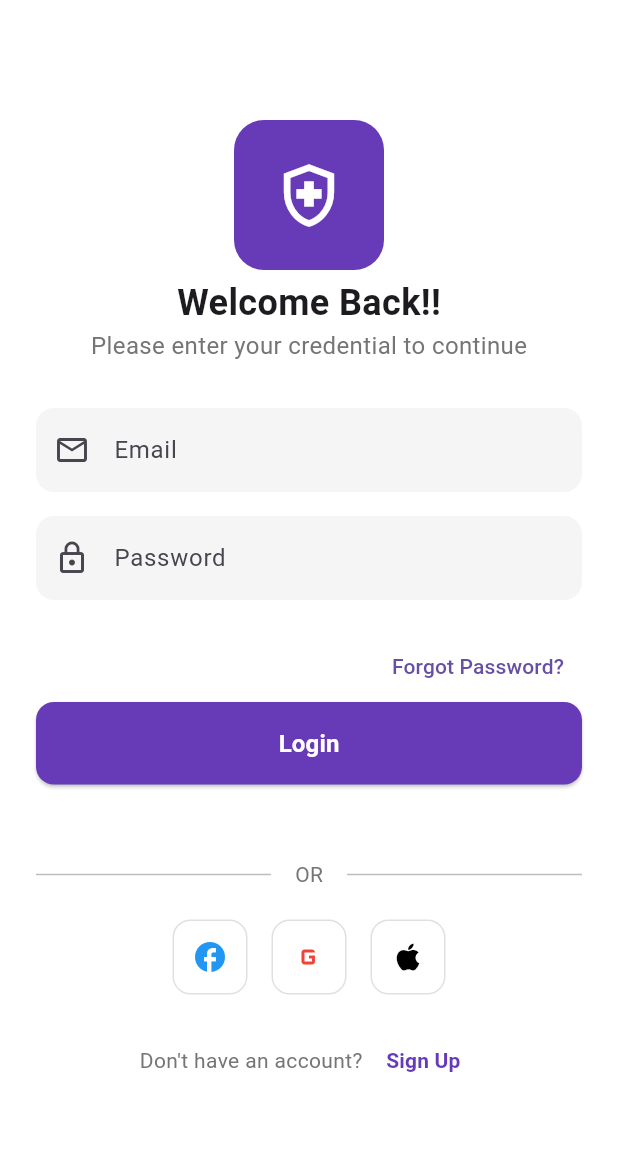
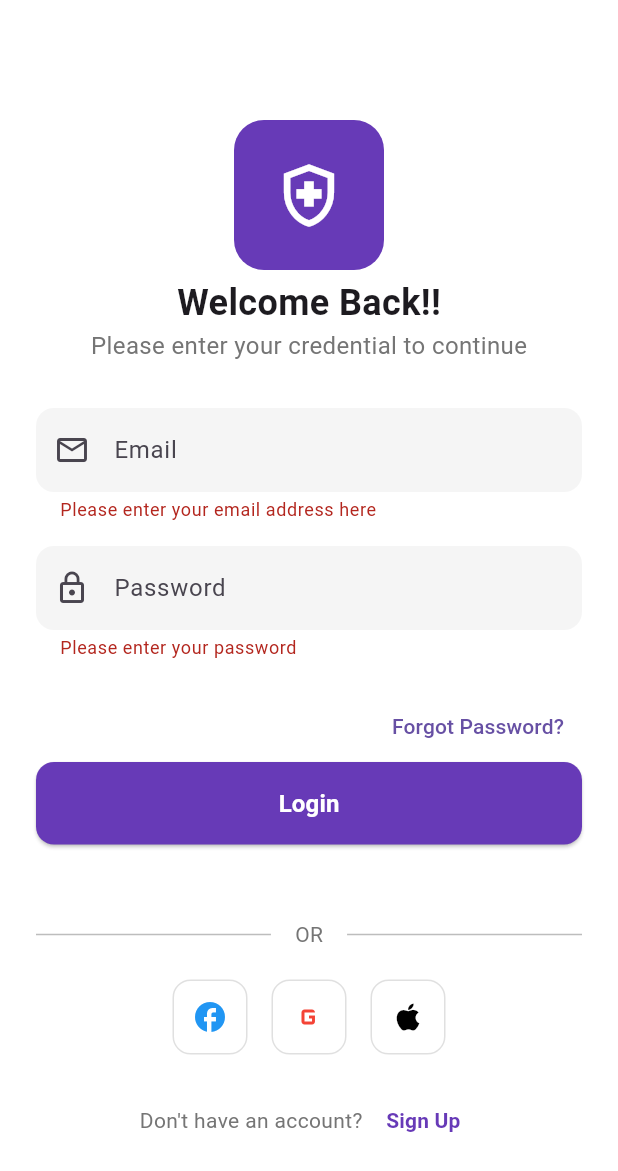
Before and after one commit to yuyuc03/healthkit_testing, a Flutter app: the screen it shows after launch, after a tap on "Login", on a phone screen of 412 x 824 dp. Shown: the top 1171 px of the screen. Run offline on Flutter 3.47's test engine with Material 3 defaults, Android fonts, the phone set to English and light mode, and no system bars; our stand-ins replace shared_preferences; missing offline and left inert: health, mongo_dart.

Commit message:
Done Login Screen Function and Logout Button Function

```diff
--- a/lib/screens/login_screen.dart
+++ b/lib/screens/login_screen.dart
@@ -1,8 +1,103 @@
 import 'package:flutter/material.dart';
 import '../screens/register_screen.dart';
+import 'package:mongo_dart/mongo_dart.dart' as mongo;
+import '../screens/home_screen.dart';
+import 'package:crypto/crypto.dart';
+import 'dart:convert';
 
-class LoginScreen extends StatelessWidget {
+class LoginScreen extends StatefulWidget {
   const LoginScreen({Key? key}) : super(key: key);
+
+  @override
+  State<LoginScreen> createState() => _LoginScreenState();
+}
+
+class _LoginScreenState extends State<LoginScreen> {
+  final _formKey = GlobalKey<FormState>();
+  final _emailController = TextEditingController();
+  final _passwordController = TextEditingController();
+  bool _isLoading = false;
+  String _errorMessage = '';
+
+  @override
+  void dispose() {
+    _emailController.dispose();
+    _passwordController.dispose();
+    super.dispose();
+  }
+
+  Future<void> _loginUser() async {
+    if (_formKey.currentState!.validate()) {
+      setState(() {
+        _isLoading = true;
+        _errorMessage = '';
+      });
+
+      try {
+        final email = _emailController.text.trim();
+        final password = _passwordController.text;
+
+        final bool isAuthenticated =
+            await verifyUserCredentials(email, password);
+
+        if (isAuthenticated) {
+          Navigator.pushReplacement(
+            context,
+            MaterialPageRoute(builder: (context) => HomeScreen()),
+          );
+        } else {
+          setState(() {
+            _errorMessage = 'Invalid email or password';
+          });
+        }
+      } catch (e) {
+        setState(() {
+          _errorMessage = 'Login failed: ${e.toString()}';
+        });
+      } finally {
+        setState(() {
+          _isLoading = false;
+        });
+      }
+    }
+  }
+
+  Future<bool> verifyUserCredentials(String email, String password) async {
+    mongo.Db? db;
+    try {
+      final String connectionString =
+          'mongodb+srv://yuyucheng2003:2yjbDeyUfi2GF8KI@healthmetrics.z6rit.mongodb.net/?retryWrites=true&w=majority&appName=HealthMetrics';
+      final db = await mongo.Db.create(connectionString);
+      await db.open();
+
+      final userCollection = db.collection('users');
+
+      final user = await userCollection.findOne(mongo.where.eq('email', email));
+
+      if (user == null) {
+        return false;
+      }
+
+      final String hashedEnteredPassword = await _hashPassword(password);
+
+      final String storedHashedPassword = user['password'];
+
+      return storedHashedPassword == hashedEnteredPassword;
+    } catch (e) {
+      print('Error verifying credentials: $e');
+      throw Exception('Failed to verify vredentials: $e');
+    } finally {
+      if (db != null && db.isConnected) {
+        await db.close();
+      }
+    }
+  }
+
+  Future<String> _hashPassword(String password) async {
+    final bytes = utf8.encode(password);
+    final digest = sha256.convert(bytes);
+    return digest.toString();
+  }
 
     @override
   Widget build(BuildContext context) {
@@ -12,6 +107,8 @@ class LoginScreen extends StatelessWidget {
         child: SingleChildScrollView(
           child: Padding(
             padding: const EdgeInsets.symmetric(horizontal: 24.0),
+            child: Form(
+              key: _formKey,
               child: Column(
                 mainAxisAlignment: MainAxisAlignment.center,
                 crossAxisAlignment: CrossAxisAlignment.stretch,
@@ -27,7 +124,7 @@ class LoginScreen extends StatelessWidget {
                             color: Colors.deepPurple,
                             borderRadius: BorderRadius.circular(20),
                           ),
-                        child: Icon(
+                          child: const Icon(
                             Icons.health_and_safety_outlined,
                             size: 50,
                             color: Colors.white,
@@ -55,7 +152,22 @@ class LoginScreen extends StatelessWidget {
                   ),
                   const SizedBox(height: 30),
 
-                TextField(
+                  if (_errorMessage.isNotEmpty)
+                    Padding(
+                      padding: const EdgeInsets.only(bottom: 16.0),
+                      child: Text(
+                        _errorMessage,
+                        style: const TextStyle(
+                          color: Colors.red,
+                          fontWeight: FontWeight.bold,
+                        ),
+                        textAlign: TextAlign.center,
+                      ),
+                    ),
+
+                  TextFormField(
+                    controller: _emailController,
+                    keyboardType: TextInputType.emailAddress,
                     decoration: InputDecoration(
                       hintText: 'Email',
                       prefixIcon: const Icon(Icons.email_outlined),
@@ -66,10 +178,22 @@ class LoginScreen extends StatelessWidget {
                         borderSide: BorderSide.none,
                       ),
                     ),
+                    validator: (value) {
+                      if (value == null || value.isEmpty) {
+                        return "Please enter your email address here";
+                      }
+                      final emailRegex =
+                          RegExp(r'^[\w-\.]+@([\w-]+\.)+[\w-]{2,4}$');
+                      if (!emailRegex.hasMatch(value)) {
+                        return 'Please enter a valid email address';
+                      }
+                      return null;
+                    },
                   ),
                   const SizedBox(height: 16),
 
-                TextField(
+                  TextFormField(
+                    controller: _passwordController,
                     obscureText: true,
                     decoration: InputDecoration(
                       hintText: 'Password',
@@ -81,6 +205,15 @@ class LoginScreen extends StatelessWidget {
                         borderSide: BorderSide.none,
                       ),
                     ),
+                    validator: (value) {
+                      if (value == null || value.isEmpty) {
+                        return 'Please enter your password';
+                      }
+                      if (value.length < 6) {
+                        return 'Password must be at least 6 characters';
+                      }
+                      return null;
+                    },
                   ),
                   const SizedBox(height: 20),
 
@@ -93,7 +226,7 @@ class LoginScreen extends StatelessWidget {
                   ),
 
                   ElevatedButton(
-                  onPressed: () {},
+                    onPressed: _isLoading ? null : _loginUser,
                     style: ElevatedButton.styleFrom(
                       backgroundColor: Colors.deepPurple,
                       padding: const EdgeInsets.symmetric(vertical: 16),
@@ -101,14 +234,25 @@ class LoginScreen extends StatelessWidget {
                         borderRadius: BorderRadius.circular(12),
                       ),
                     ),
-                  child: const Text(
+                    child: _isLoading
+                      ? const SizedBox(
+                          height: 20,
+                          width: 20,
+                          child: CircularProgressIndicator(
+                            color: Colors.white,
+                            strokeWidth: 2,
+                          ),
+                        )
+                      : const Text(
                           'Login',
                           style: TextStyle(
                             fontSize: 16,
                             fontWeight: FontWeight.bold,
-                        color: Colors.white),
+                            color: Colors.white,
                           ),
                         ),
+                  ),
+
                   const SizedBox(height: 50),
 
                   Row(
@@ -150,7 +294,6 @@ class LoginScreen extends StatelessWidget {
                   ),
                   const SizedBox(height: 20),
 
-                // Sign Up Link
                   Row(
                     mainAxisAlignment: MainAxisAlignment.center,
                     children: [
@@ -180,6 +323,7 @@ class LoginScreen extends StatelessWidget {
             ),
           ),
         ),
+      ),
     );
   }
 
```
Also changed, not shown: lib/screens/profile_screen.dart (+7 -2 lines). Lines whose indentation alone changed are shown as unchanged.
